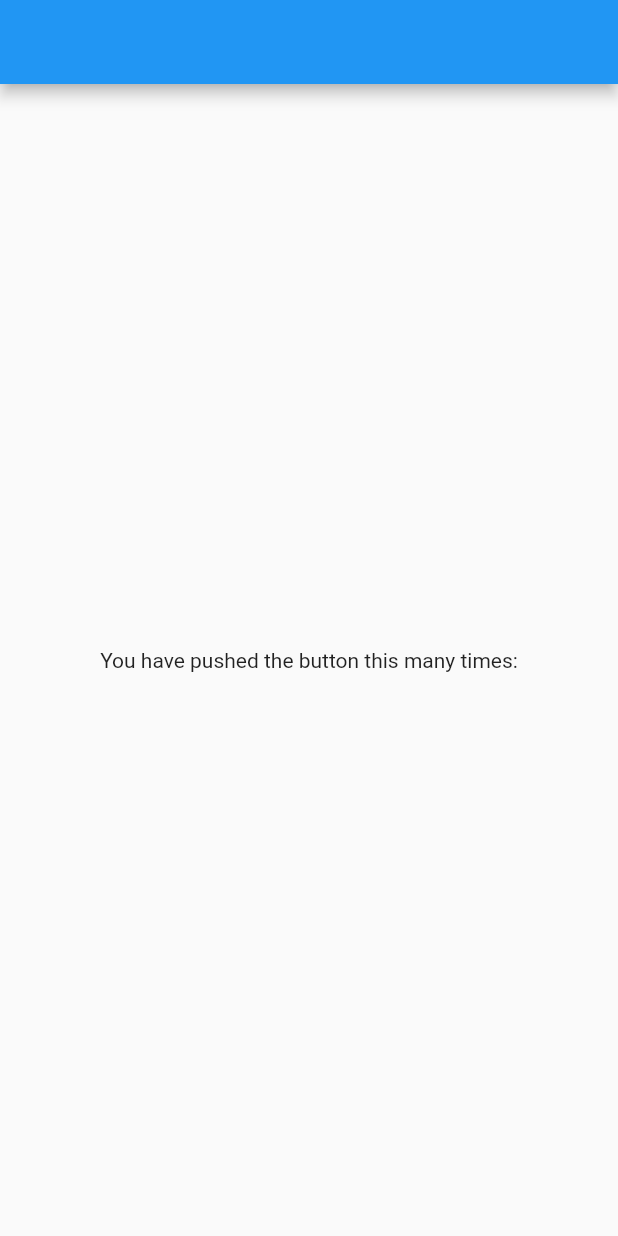
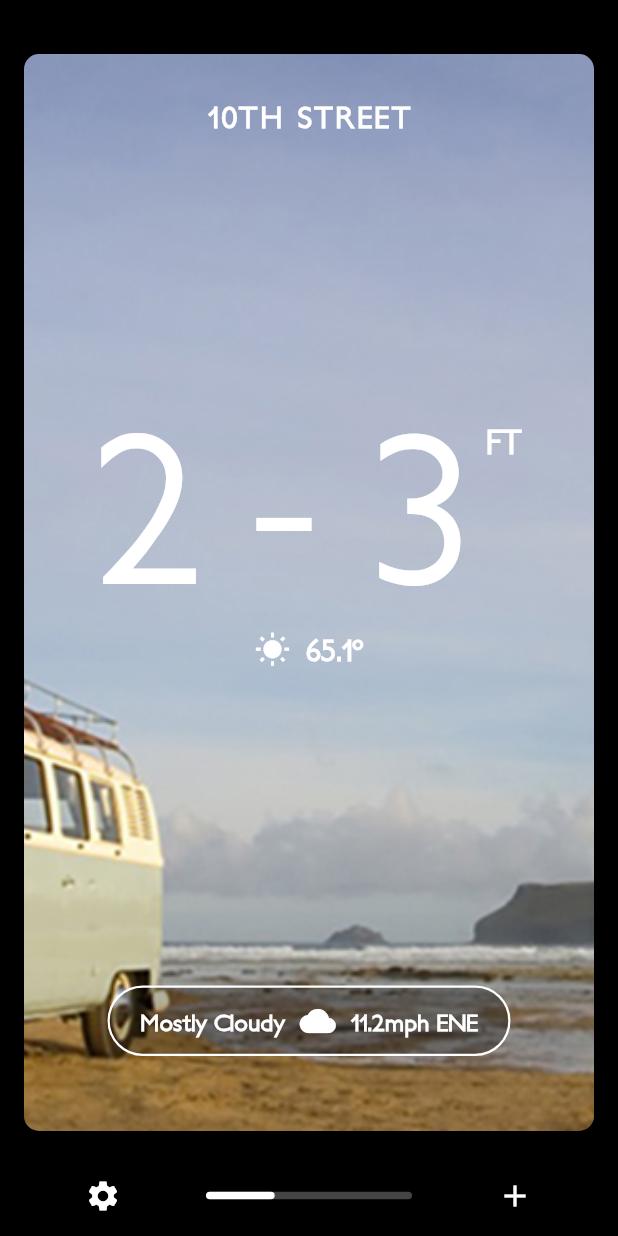
Before and after one commit to lianhuilui/flutter_ui_challenge_flip_carousel, a Flutter app: the screen it shows after launch, on a phone screen of 412 x 824 dp. Run offline on Flutter 3.47's test engine with Material 2 defaults, Android fonts, the phone set to English and light mode, and no system bars.

Commit message:
Prototype done. Flip effect always uses right side as pivot. It's supposed to switch from left to right pivot depending on direction. That would be a good fix if it's ever figured out with the perspective projection matrix.

```diff
--- /dev/null
+++ b/lib/bottom_bar.dart
@@ -0,0 +1,145 @@
+import 'dart:ui';
+
+import 'package:flutter/material.dart';
+import 'package:flutter/widgets.dart';
+
+class BottomBar extends StatelessWidget {
+  final int cardCount;
+  final double percentScroll;
+
+  BottomBar({
+    this.cardCount,
+    this.percentScroll,
+  });
+
+  @override
+  Widget build(BuildContext context) {
+    return new Container(
+      width: double.infinity,
+      child: new Padding(
+        padding: const EdgeInsets.only(top: 15.0, bottom: 15.0),
+        child: new Row(
+          children: <Widget>[
+            new Expanded(
+              child: new Center(
+                child: new Icon(
+                  Icons.settings,
+                  color: Colors.white,
+                ),
+              ),
+            ),
+            new Expanded(
+              child: new Center(
+                child: new Container(
+                  width: double.infinity,
+                  height: 5.0,
+                  child: new PhotoIndicator(
+                    photoCount: cardCount,
+                    percentScroll: percentScroll,
+                  ),
+                ),
+              ),
+            ),
+            new Expanded(
+              child: new Center(
+                child: new Icon(
+                  Icons.add,
+                  color: Colors.white,
+                ),
+              ),
+            ),
+          ],
+        ),
+      ),
+    );
+  }
+}
+
+class PhotoIndicator extends StatelessWidget {
+  final int photoCount;
+  final double percentScroll;
+
+  PhotoIndicator({
+    this.photoCount,
+    this.percentScroll,
+  });
+
+  @override
+  Widget build(BuildContext context) {
+    return new CustomPaint(
+      painter: new PhotoIndicatorPainter(
+        photoCount: photoCount,
+        percentScroll: percentScroll,
+      ),
+      child: new Container(),
+    );
+  }
+}
+
+class PhotoIndicatorPainter extends CustomPainter {
+  final int photoCount;
+  final double percentScroll;
+  final Paint trackPaint;
+  final Paint thumbPaint;
+
+  PhotoIndicatorPainter({
+    this.photoCount,
+    this.percentScroll,
+  })  : trackPaint = new Paint()
+          ..color = const Color(0xFF444444)
+          ..style = PaintingStyle.fill,
+        thumbPaint = new Paint()
+          ..color = Colors.white
+          ..style = PaintingStyle.fill;
+
+  @override
+  void paint(Canvas canvas, Size size) {
+    // Draw track
+    canvas.drawRRect(
+      new RRect.fromRectAndCorners(
+        new Rect.fromLTWH(
+          0.0,
+          0.0,
+          size.width,
+          size.height,
+        ),
+        topLeft: new Radius.circular(3.0),
+        topRight: new Radius.circular(3.0),
+        bottomLeft: new Radius.circular(3.0),
+        bottomRight: new Radius.circular(3.0),
+      ),
+      trackPaint,
+    );
+
+    // Draw thumb
+    final thumbWidth = size.width / photoCount;
+    final thumbLeft = percentScroll * size.width;
+
+    Path thumbPath = new Path();
+    thumbPath.addRRect(
+      new RRect.fromRectAndCorners(
+        new Rect.fromLTWH(
+          thumbLeft,
+          0.0,
+          thumbWidth,
+          size.height,
+        ),
+        topLeft: new Radius.circular(3.0),
+        topRight: new Radius.circular(3.0),
+        bottomLeft: new Radius.circular(3.0),
+        bottomRight: new Radius.circular(3.0),
+      ),
+    );
+
+    // Thumb shape
+    canvas.drawPath(
+      thumbPath,
+      thumbPaint,
+    );
+  }
+
+  @override
+  bool shouldRepaint(CustomPainter oldDelegate) {
+    return true;
+  }
+}
--- /dev/null
+++ b/lib/card_data.dart
@@ -0,0 +1,54 @@
+final List<CardViewModel> demoCards = [
+  new CardViewModel(
+    backdropAssetPath: 'assets/van_on_beach.jpg',
+    address: '10TH STREET',
+    minHeightInFeet: 2,
+    maxHeightInFeet: 3,
+    tempInDegrees: 65.1,
+    weatherType: "Mostly Cloudy",
+    windSpeedInMph: 11.2,
+    cardinalDirection: "ENE",
+  ),
+  new CardViewModel(
+    backdropAssetPath: 'assets/dusk_waves.jpg',
+    address: '10TH STREET NORTH\nTO 14TH STREET NO...',
+    minHeightInFeet: 6,
+    maxHeightInFeet: 7,
+    tempInDegrees: 54.5,
+    weatherType: "Rain",
+    windSpeedInMph: 20.5,
+    cardinalDirection: "E",
+  ),
+  new CardViewModel(
+    backdropAssetPath: 'assets/board_walk.jpg',
+    address: 'BELLS BEACH',
+    minHeightInFeet: 3,
+    maxHeightInFeet: 4,
+    tempInDegrees: 61.0,
+    weatherType: "Sunny",
+    windSpeedInMph: 19.9,
+    cardinalDirection: "W",
+  ),
+];
+
+class CardViewModel {
+  final String backdropAssetPath;
+  final address;
+  final int minHeightInFeet;
+  final int maxHeightInFeet;
+  final double tempInDegrees;
+  final String weatherType;
+  final double windSpeedInMph;
+  final String cardinalDirection;
+
+  CardViewModel({
+    this.backdropAssetPath,
+    this.address,
+    this.minHeightInFeet,
+    this.maxHeightInFeet,
+    this.tempInDegrees,
+    this.weatherType,
+    this.windSpeedInMph,
+    this.cardinalDirection,
+  });
+}
--- /dev/null
+++ b/lib/cards.dart
@@ -0,0 +1,407 @@
+import 'dart:math';
+import 'dart:ui' show lerpDouble;
+
+import 'package:flip_carousel_proto/card_data.dart';
+import 'package:flutter/material.dart';
+
+class FlippingCards extends StatefulWidget {
+  final List<CardViewModel> cards;
+  final Function(double percent) onScroll;
+
+  FlippingCards({
+    this.cards,
+    this.onScroll,
+  });
+
+  @override
+  FlippingCardsState createState() {
+    return new FlippingCardsState();
+  }
+}
+
+class FlippingCardsState extends State<FlippingCards> with TickerProviderStateMixin {
+  double percentScroll = 0.0;
+  Offset startDrag;
+  double startDragPercentScroll;
+  double finishScrollStart;
+  double finishScrollEnd;
+  AnimationController finishScrollController;
+
+  @override
+  void initState() {
+    super.initState();
+
+    finishScrollController = new AnimationController(
+      duration: const Duration(milliseconds: 150),
+      vsync: this,
+    )
+      ..addListener(() {
+        setState(() {
+          percentScroll =
+              lerpDouble(finishScrollStart, finishScrollEnd, finishScrollController.value);
+
+          if (null != widget.onScroll) {
+            widget.onScroll(percentScroll);
+          }
+        });
+      })
+      ..addStatusListener((AnimationStatus status) {});
+  }
+
+  void _onPanStart(DragStartDetails details) {
+    startDrag = details.globalPosition;
+    startDragPercentScroll = percentScroll;
+  }
+
+  void _onPanUpdate(DragUpdateDetails details) {
+    final currDrag = details.globalPosition;
+    final dragDistance = currDrag.dx - startDrag.dx;
+    final singleCardDragPercent = dragDistance / context.size.width;
+
+    setState(() {
+      percentScroll = (startDragPercentScroll + (-singleCardDragPercent / widget.cards.length))
+          .clamp(0.0, 1.0 - (1 / widget.cards.length));
+      print('percentScroll: $percentScroll');
+
+      if (null != widget.onScroll) {
+        widget.onScroll(percentScroll);
+      }
+    });
+  }
+
+  void _onPanEnd(DragEndDetails details) {
+    finishScrollStart = percentScroll;
+    finishScrollEnd = (percentScroll * widget.cards.length).round() / widget.cards.length;
+    finishScrollController.forward(from: 0.0);
+
+    setState(() {
+      startDrag = null;
+      startDragPercentScroll = null;
+    });
+  }
+
+  Matrix4 _buildCardProjection(double percentScroll) {
+    final fov = pi / 2;
+    final near = 10.0;
+    final far = 700.0;
+
+    final cardZ = 300.0;
+    Matrix4 cardTransform = new Matrix4.identity()
+//      ..rotateY(pi / 8)
+      ..translate(0.0, 0.0, cardZ);
+
+    Matrix4 camera = new Matrix4.identity();
+    camera = new Matrix4(
+      //x
+      1.0 / (tan(fov / 2)),
+      0.0,
+      0.0,
+      0.0,
+      //y
+      0.0,
+      1.0 / (tan(fov / 2)),
+      0.0,
+      0.0,
+      //z
+      0.0,
+      0.0,
+      (-near - far) / (near - far),
+      1.0,
+      //w
+      0.0,
+      0.0,
+      (2 * far * near) / (near - far),
+      0.0,
+    )..translate(0.0, 0.0, 1.0);
+
+//    camera.multiply(new Matrix4(
+//      //x
+//      1 / cardZ,
+//      0.0,
+//      0.0,
+//      0.0,
+//      //y
+//      1 / cardZ,
+//      0.0,
+//      0.0,
+//      0.0,
+//      //z
+//      0.0,
+//      0.0,
+//      1.0,
+//      0.0,
+//      //w
+//      0.0,
+//      0.0,
+//      0.0,
+//      1.0,
+//    ));
+
+//    Matrix4 projection = cardTransform.multiplied(camera);
+//    projection.multiply(new Matrix4(
+//      //x
+//      1 / cardZ,
+//      0.0,
+//      0.0,
+//      0.0,
+//      //y
+//      1 / cardZ,
+//      0.0,
+//      0.0,
+//      0.0,
+//      //z
+//      0.0,
+//      0.0,
+//      1.0,
+//      0.0,
+//      //w
+//      0.0,
+//      0.0,
+//      0.0,
+//      1.0,
+//    ));
+
+    // Pre-multiplied matrix of a projection matrix and a view matrix.
+    //
+    // Projection matrix is a simplified perspective matrix
+    // http://web.iitd.ac.in/~hegde/cad/lecture/L9_persproj.pdf
+    // in the form of
+    // [[1.0, 0.0, 0.0, 0.0],
+    //  [0.0, 1.0, 0.0, 0.0],
+    //  [0.0, 0.0, 1.0, 0.0],
+    //  [0.0, 0.0, -perspective, 1.0]]
+    //
+    // View matrix is a simplified camera view matrix.
+    // Basically re-scales to keep object at original size at angle = 0 at
+    // any radius in the form of
+    // [[1.0, 0.0, 0.0, 0.0],
+    //  [0.0, 1.0, 0.0, 0.0],
+    //  [0.0, 0.0, 1.0, -radius],
+    //  [0.0, 0.0, 0.0, 1.0]]
+    final perspective = 0.002;
+    final radius = 1.0;
+    final angle = percentScroll * pi / 8;
+    final horizontalTranslation = 0.0;
+    Matrix4 projection = new Matrix4.identity()
+      ..setEntry(0, 0, 1 / radius)
+      ..setEntry(1, 1, 1 / radius)
+      ..setEntry(3, 2, -perspective)
+      ..setEntry(2, 3, -radius)
+      ..setEntry(3, 3, perspective * radius + 1.0);
+
+    // Model matrix by first translating the object from the origin of the world
+    // by radius in the z axis and then rotating against the world.
+    final rotationPointMultiplier = angle > 0.0 ? angle / angle.abs() : 1.0;
+    print('Angle: $angle');
+    projection *= new Matrix4.translationValues(
+            horizontalTranslation + (rotationPointMultiplier * 300.0), 0.0, 0.0) *
+        new Matrix4.rotationY(angle) *
+        new Matrix4.translationValues(0.0, 0.0, radius) *
+        new Matrix4.translationValues(-rotationPointMultiplier * 300.0, 0.0, 0.0);
+
+    return projection;
+  }
+
+  List<Widget> _buildCards() {
+    int index = 0;
+
+    return widget.cards.map((CardViewModel card) {
+      final cardScrollOffset = index;
+      final cardPercentScroll = percentScroll / (1 / widget.cards.length);
+      final parallax = percentScroll - (index / widget.cards.length);
+//      print('Card $index parallax: $parallax');
+      ++index;
+
+      return FractionalTranslation(
+        translation: new Offset(cardScrollOffset - cardPercentScroll, 0.0),
+        child: Padding(
+          padding: const EdgeInsets.all(16.0),
+          child: new Transform(
+            transform: _buildCardProjection(cardPercentScroll - cardScrollOffset),
+            child: new Card(
+              viewModel: card,
+              parallaxPercent: parallax,
+            ),
+          ),
+        ),
+      );
+    }).toList();
+  }
+
+  @override
+  Widget build(BuildContext context) {
+    return GestureDetector(
+      onHorizontalDragStart: _onPanStart,
+      onHorizontalDragUpdate: _onPanUpdate,
+      onHorizontalDragEnd: _onPanEnd,
+      behavior: HitTestBehavior.translucent,
+      child: Stack(
+        children: _buildCards(),
+      ),
+    );
+  }
+}
+
+class Card extends StatelessWidget {
+  final CardViewModel viewModel;
+  final double parallaxPercent;
+
+  Card({
+    this.viewModel,
+    this.parallaxPercent = 0.0,
+  });
+
+  Widget _buildBackground() {
+    return new ClipRRect(
+      borderRadius: new BorderRadius.circular(10.0),
+      child: new Container(
+        child: FractionalTranslation(
+          translation: new Offset(parallaxPercent / 0.5, 0.0),
+          child: new OverflowBox(
+            maxWidth: double.infinity,
+            child: new Image.asset(
+              viewModel.backdropAssetPath,
+              fit: BoxFit.cover,
+            ),
+          ),
+        ),
+      ),
+    );
+  }
+
+  Widget _buildContent() {
+    return new Column(
+      mainAxisAlignment: MainAxisAlignment.center,
+      children: [
+        new Padding(
+          padding: const EdgeInsets.only(top: 30.0, left: 20.0, right: 20.0),
+          child: new Text(
+            viewModel.address.toUpperCase(),
+            style: new TextStyle(
+              color: Colors.white,
+              fontSize: 20.0,
+              fontFamily: 'petita',
+              fontWeight: FontWeight.bold,
+              letterSpacing: 2.0,
+            ),
+          ),
+        ),
+        new Expanded(child: new Container()),
+        new Row(
+          mainAxisAlignment: MainAxisAlignment.center,
+          crossAxisAlignment: CrossAxisAlignment.start,
+          children: [
+            new Text(
+              '${viewModel.minHeightInFeet} - ${viewModel.maxHeightInFeet}',
+              style: new TextStyle(
+                color: Colors.white,
+                fontSize: 140.0,
+                fontFamily: 'petita',
+                letterSpacing: -5.0,
+              ),
+            ),
+            new Padding(
+              padding: const EdgeInsets.only(left: 10.0, top: 30.0),
+              child: new Text(
+                'FT',
+                style: new TextStyle(
+                  color: Colors.white,
+                  fontSize: 22.0,
+                  fontFamily: 'petita',
+                  fontWeight: FontWeight.bold,
+                ),
+              ),
+            ),
+          ],
+        ),
+        new Row(
+          mainAxisAlignment: MainAxisAlignment.center,
+          children: [
+            new Icon(
+              Icons.wb_sunny,
+              color: Colors.white,
+            ),
+            new Padding(
+              padding: const EdgeInsets.only(left: 10.0),
+              child: new Text(
+                '${viewModel.tempInDegrees.toStringAsFixed(1)}º',
+                style: new TextStyle(
+                  color: Colors.white,
+                  fontFamily: 'petita',
+                  fontWeight: FontWeight.bold,
+                  fontSize: 20.0,
+                ),
+              ),
+            )
+          ],
+        ),
+        new Expanded(child: new Container()),
+        new Padding(
+          padding: const EdgeInsets.only(top: 50.0, bottom: 50.0),
+          child: new Container(
+            decoration: new BoxDecoration(
+              borderRadius: new BorderRadius.circular(30.0),
+              border: new Border.all(
+                color: Colors.white,
+                width: 1.5,
+              ),
+              color: Colors.black.withOpacity(0.3),
+            ),
+            child: new Padding(
+              padding: const EdgeInsets.only(
+                left: 20.0,
+                right: 20.0,
+                top: 10.0,
+                bottom: 10.0,
+              ),
+              child: new Row(
+                mainAxisAlignment: MainAxisAlignment.center,
+                mainAxisSize: MainAxisSize.min,
+                children: [
+                  new Text(
+                    viewModel.weatherType,
+                    style: new TextStyle(
+                      color: Colors.white,
+                      fontFamily: 'petita',
+                      fontWeight: FontWeight.bold,
+                      fontSize: 16.0,
+                    ),
+                  ),
+                  new Padding(
+                    padding: const EdgeInsets.only(left: 10.0, right: 10.0),
+                    child: new Icon(
+                      Icons.wb_cloudy,
+                      color: Colors.white,
+                    ),
+                  ),
+                  new Text(
+                    '${viewModel.windSpeedInMph.toStringAsFixed(1)}mph ${viewModel.cardinalDirection}',
+                    style: new TextStyle(
+                      color: Colors.white,
+                      fontFamily: 'petita',
+                      fontWeight: FontWeight.bold,
+                      fontSize: 16.0,
+                    ),
+                  ),
+                ],
+              ),
+            ),
+          ),
+        ),
+      ],
+    );
+  }
+
+  @override
+  Widget build(BuildContext context) {
+    return new Center(
+      child: new Stack(
+        fit: StackFit.expand,
+        children: [
+          _buildBackground(),
+          _buildContent(),
+        ],
+      ),
+    );
+  }
+}
--- a/lib/main.dart
+++ b/lib/main.dart
@@ -1,6 +1,13 @@
+import 'package:flip_carousel_proto/bottom_bar.dart';
+import 'package:flip_carousel_proto/card_data.dart';
+import 'package:flip_carousel_proto/cards.dart';
 import 'package:flutter/material.dart';
+import 'package:flutter/services.dart';
 
-void main() => runApp(new MyApp());
+void main() {
+  SystemChrome.setSystemUIOverlayStyle(SystemUiOverlayStyle.light);
+  runApp(new MyApp());
+}
 
 class MyApp extends StatelessWidget {
   @override
@@ -16,28 +23,37 @@ class MyApp extends StatelessWidget {
 }
 
 class MyHomePage extends StatefulWidget {
-
   @override
   _MyHomePageState createState() => new _MyHomePageState();
 }
 
-class _MyHomePageState extends State<MyHomePage> {
+class _MyHomePageState extends State<MyHomePage> with TickerProviderStateMixin {
+  double percentScroll = 0.0;
 
   @override
   Widget build(BuildContext context) {
     return new Scaffold(
-      appBar: new AppBar(
-        title: new Text(''),
-      ),
-      body: new Center(
-        child: new Column(
-          mainAxisAlignment: MainAxisAlignment.center,
-          children: [
-            new Text(
-              'You have pushed the button this many times:',
+      backgroundColor: Colors.black,
+      body: new Column(
+        children: [
+          // Status bar spacer
+          new Container(
+            width: double.infinity,
+            height: 20.0,
+          ),
+          new Expanded(
+            child: new FlippingCards(
+              cards: demoCards,
+              onScroll: (double percent) {
+                setState(() => percentScroll = percent);
+              },
             ),
-          ],
-        ),
+          ),
+          new BottomBar(
+            cardCount: demoCards.length,
+            percentScroll: percentScroll,
+          ),
+        ],
       ),
     );
   }
```
Also changed, not shown: pubspec.yaml (+3 -4 lines), assets/board_walk.jpg (added), assets/dusk_waves.jpg (added), assets/seascape_1.jpg (deleted), assets/seascape_2.jpg (deleted), assets/seascape_3.jpg (deleted), assets/seascape_4.jpg (deleted), assets/van_on_beach.jpg (added).
